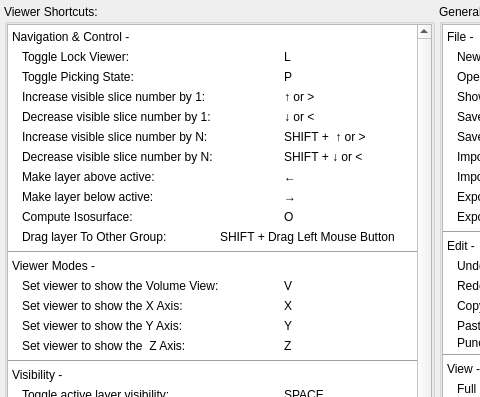
Before: the Qt Designer form src/Interface/Application/ShortcutsInterface.ui in SCIInstitute/Seg3D, drawn with Qt 5; both pictures show x 0 to 480 and y 0 to 397 of the 873 by 738 pixel window.
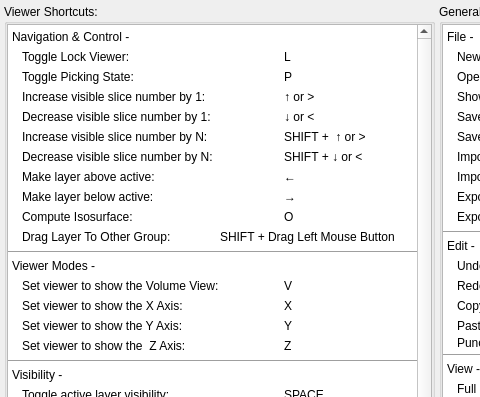
After: the same form once the commit is applied.

The edit to the form file:
```diff
--- a/src/Interface/Application/ShortcutsInterface.ui
+++ b/src/Interface/Application/ShortcutsInterface.ui
@@ -536,7 +536,7 @@
                       <bool>true</bool>
                      </property>
                      <property name="text">
-                      <string>Drag layer To Other Group:</string>
+                      <string>Drag Layer To Other Group:</string>
                      </property>
                     </widget>
                    </item>
```
